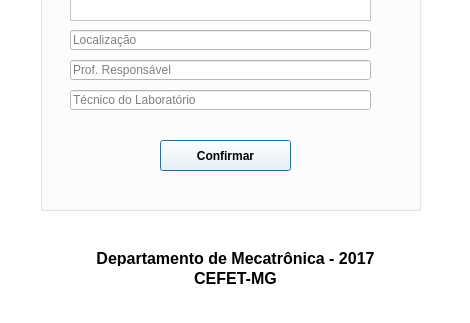
Above: LPTI2/alterarlab.ui from Gabriel351/LPTI before the change; both pictures show x 0 to 470 and y 170 to 493 of the 470 by 493 pixel window. Below: the same form after it.
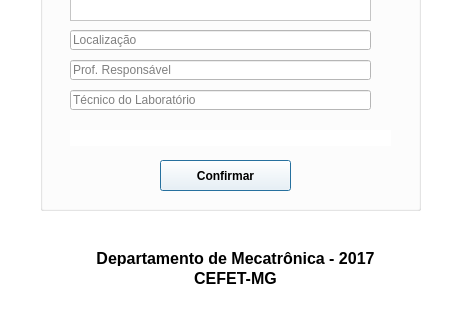
That is the form after the change. Icons and pictures are not drawn.

What changed in the file:
```diff
--- a/LPTI2/alterarlab.ui
+++ b/LPTI2/alterarlab.ui
@@ -91,7 +91,7 @@
     <property name="geometry">
      <rect>
       <x>120</x>
-      <y>260</y>
+      <y>280</y>
       <width>131</width>
       <height>31</height>
      </rect>
@@ -119,6 +119,22 @@
      <string>Localização</string>
     </property>
    </widget>
+   <widget class="QLabel" name="fail">
+    <property name="geometry">
+     <rect>
+      <x>30</x>
+      <y>250</y>
+      <width>321</width>
+      <height>16</height>
+     </rect>
+    </property>
+    <property name="styleSheet">
+     <string notr="true">color:rgb(217, 0, 0)</string>
+    </property>
+    <property name="text">
+     <string/>
+    </property>
+   </widget>
   </widget>
   <widget class="QLabel" name="label">
    <property name="geometry">
```
Left out of the diff: 12 changed lines with no effect on the pictures.
